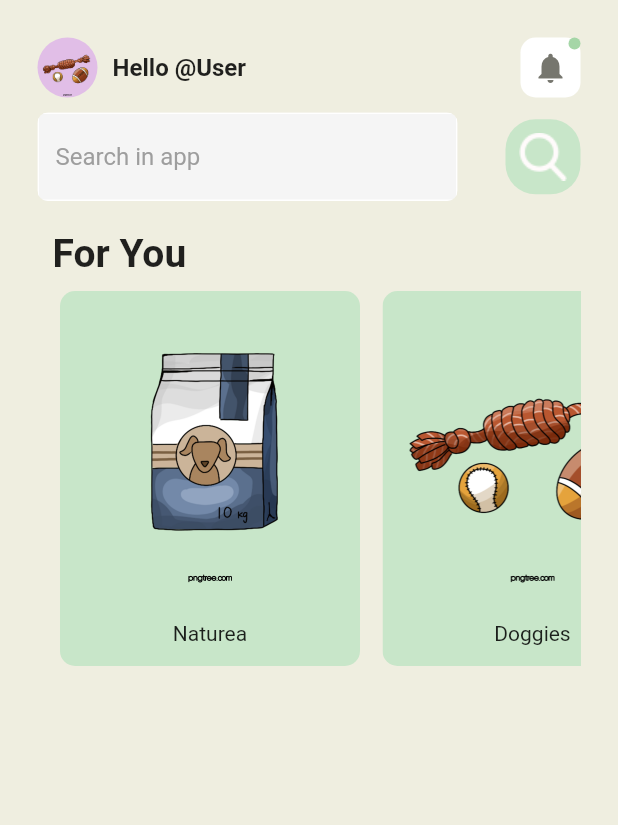
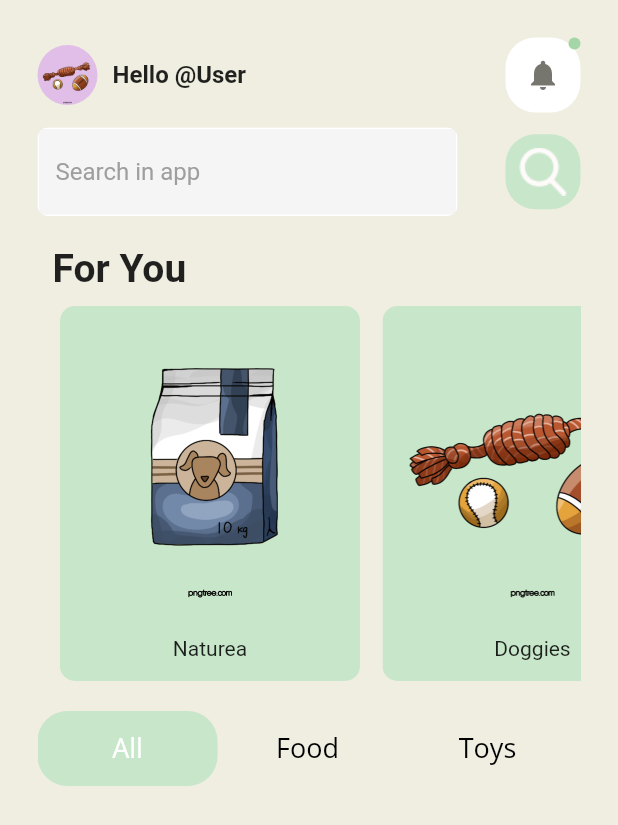
Before and after one commit to Sirfouq/petshopp_app, a Flutter app: the DashBoard screen opened by its route, on a phone screen of 412 x 824 dp. Shown: the top 825 px of the screen. Run offline on Flutter 3.47's test engine with Material 2 defaults, Android fonts, the phone set to English and light mode, and no system bars; our stand-ins replace go_router, google_fonts, hive, hive_flutter, lottie; accounts and stored records are empty.

Commit message:
Added category selector in mobilelayout screen(TabsScroll).

```diff
--- a/petshop_app/lib/util/mobile_layout.dart
+++ b/petshop_app/lib/util/mobile_layout.dart
@@ -1,4 +1,7 @@
+// ignore_for_file: prefer_const_constructors, must_be_immutable
+
 import 'package:flutter/material.dart';
+import 'package:google_fonts/google_fonts.dart';
 import 'package:petshop_app/util/recommendation_card.dart';
 
 import 'input_field.dart';
@@ -50,11 +53,11 @@
               GestureDetector(
                 onTap: () => handleNotification(),
                 child: Container(
-                  width: 40,
-                  height: 40,
+                  width: 50,
+                  height: 50,
                   decoration: BoxDecoration(
                       color: Colors.white,
-                      borderRadius: BorderRadius.circular(10)),
+                      borderRadius: BorderRadius.circular(20)),
                   child: Stack(children: [
                     Center(
                       child: Icon(
@@ -103,10 +106,17 @@
           ),
           Padding(
               padding: EdgeInsets.all(10),
-              child: Text('For You',
-                  textAlign: TextAlign.start,
-                  style: TextStyle(fontSize: 26, fontWeight: FontWeight.bold))),
-          Container(
+              child: Expanded(
+                child: Column(
+                    crossAxisAlignment: CrossAxisAlignment.start,
+                    children: const [
+                      Text('For You',
+                          textAlign: TextAlign.start,
+                          style: TextStyle(
+                              fontSize: 26, fontWeight: FontWeight.bold))
+                    ]),
+              )),
+          SizedBox(
             height: 250,
             child: ListView.builder(
                 scrollDirection: Axis.horizontal,
@@ -117,9 +127,91 @@
                       image: items[index][0],
                       text: items[index][1]);
                 })),
-          )
+          ),
+          SizedBox(
+            height: 20,
+            width: 20,
+          ),
+          TabsScroll(),
         ],
       ),
     );
   }
 }
+
+// class TabsScroll extends StatelessWidget {
+//   final List items = ["All", "Food", "Toys", "Accessories", "Containers"];
+
+//   TabsScroll({super.key});
+
+//   @override
+//   Widget build(BuildContext context) {
+//     return ListView.builder(
+//       scrollDirection: Axis.horizontal,
+//       itemCount: items.length,
+//       itemBuilder: (context, index) {
+//         return Container();
+//       },
+//     );
+//   }
+// }
+
+class TabsScroll extends StatefulWidget {
+  const TabsScroll({Key? key});
+
+  @override
+  State<TabsScroll> createState() => _TabsScrollState();
+}
+
+class _TabsScrollState extends State<TabsScroll> {
+  final List<String> items = [
+    "All",
+    "Food",
+    "Toys",
+    "Accessories",
+    "Containers"
+  ];
+  int selectedIndex = 0;
+
+  @override
+  Widget build(BuildContext context) {
+    return Container(
+      height: 50,
+      child: ListView.builder(
+        scrollDirection: Axis.horizontal,
+        itemCount: items.length,
+        itemBuilder: (context, index) {
+          return GestureDetector(
+            onTap: () {
+              setState(() {
+                selectedIndex = index;
+              });
+            },
+            child: Container(
+              width: 120,
+              decoration: BoxDecoration(
+                color: index == selectedIndex
+                    ? Colors.green[100]
+                    : Colors.red[250],
+                borderRadius: BorderRadius.circular(20),
+              ),
+              child: Center(
+                child: Text(
+                  items[index],
+                  textAlign: TextAlign.center,
+                  style: TextStyle(
+                    color: index == selectedIndex
+                        ? Colors.white
+                        : Colors.black, // Set text color for unselected tabs
+                    fontSize: 18,
+                    fontFamily: GoogleFonts.openSans().fontFamily,
+                  ),
+                ),
+              ),
+            ),
+          );
+        },
+      ),
+    );
+  }
+}
```
